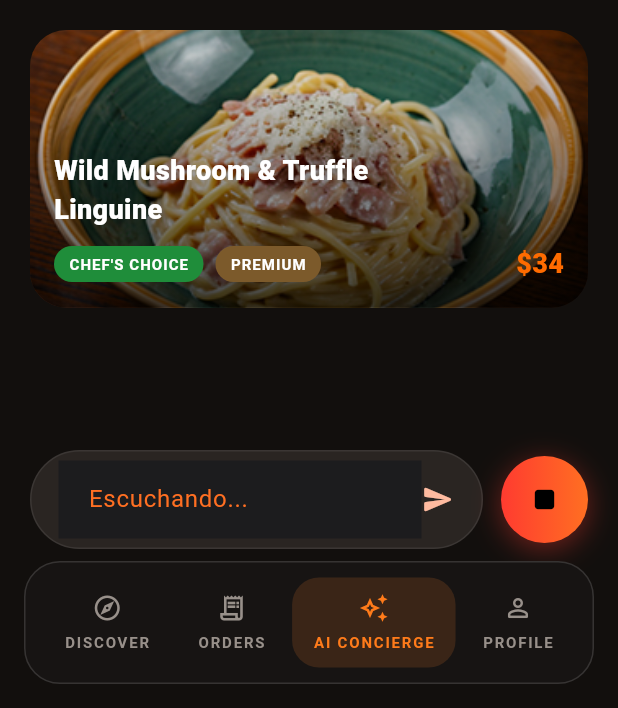
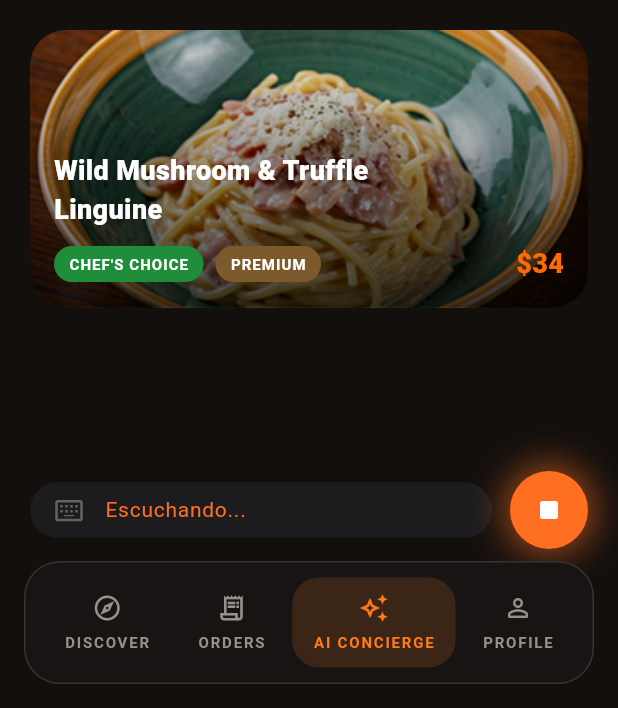
Before and after one commit to Jack-Limas/mobil_ordenow, a Flutter app: the CustomerAppScreen screen opened directly, item 3 of the bottom bar chosen, after a tap on the "mic" icon, on a phone screen of 412 x 824 dp, the part 528-1236 px from its top. Run offline on Flutter 3.47's test engine with Material 3 defaults, Android fonts, the phone set to English and light mode, and no system bars; our stand-ins replace flutter_dotenv, flutter_tts, hive_flutter, speech_to_text, supabase_flutter; accounts and stored records are empty; network calls fail.

Commit message:
feat(widget): rediseñar ai_chat_box con icono teclado y callback onListeningChanged

```diff
--- a/lib/presentation/widgets/ai_chat_box.dart
+++ b/lib/presentation/widgets/ai_chat_box.dart
@@ -5,13 +5,15 @@ class AiChatBox extends StatefulWidget {
   const AiChatBox({
     super.key,
     required this.onSend,
-    this.hintText = 'Describe un sabor o antojo...',
+    this.hintText = 'Habla o escribe aquí...',
     this.isLoading = false,
+    this.onListeningChanged,
   });
 
   final Future<void> Function(String prompt) onSend;
   final String hintText;
   final bool isLoading;
+  final ValueChanged<bool>? onListeningChanged;
 
   @override
   State<AiChatBox> createState() => _AiChatBoxState();
@@ -31,28 +33,27 @@ class _AiChatBoxState extends State<AiChatBox> {
 
   Future<void> _initSpeech() async {
     final available = await _speech.initialize(
-      onError: (_) => setState(() => _isListening = false),
+      onError: (_) => _setListening(false),
       onStatus: (status) {
-        if (status == 'done' || status == 'notListening') {
-          setState(() => _isListening = false);
-        }
+        if (status == 'done' || status == 'notListening') _setListening(false);
       },
     );
-    if (mounted) {
-      setState(() => _speechAvailable = available);
-    }
+    if (mounted) setState(() => _speechAvailable = available);
+  }
+
+  void _setListening(bool value) {
+    setState(() => _isListening = value);
+    widget.onListeningChanged?.call(value);
   }
 
   Future<void> _toggleListening() async {
     if (!_speechAvailable) return;
-
     if (_isListening) {
       await _speech.stop();
-      setState(() => _isListening = false);
+      _setListening(false);
       return;
     }
-
-    setState(() => _isListening = true);
+    _setListening(true);
     await _speech.listen(
       onResult: (result) {
         setState(() {
@@ -88,40 +89,38 @@ class _AiChatBoxState extends State<AiChatBox> {
       children: [
         Expanded(
           child: Container(
-            padding: const EdgeInsets.symmetric(horizontal: 18, vertical: 6),
+            padding: const EdgeInsets.symmetric(horizontal: 16, vertical: 8),
             decoration: BoxDecoration(
-              color: const Color(0xFF2A2522),
-              borderRadius: BorderRadius.circular(999),
-              border: Border.all(
-                color: Colors.white.withValues(alpha: 0.08),
-              ),
+              color: const Color(0xFF1C1C1E),
+              borderRadius: BorderRadius.circular(24),
             ),
             child: Row(
               children: [
+                const Icon(
+                  Icons.keyboard_alt_outlined,
+                  color: Color(0xFF636366),
+                  size: 20,
+                ),
+                const SizedBox(width: 10),
                 Expanded(
                   child: TextField(
                     controller: _controller,
-                    style: const TextStyle(color: Colors.white),
+                    style: const TextStyle(color: Colors.white, fontSize: 14),
                     onSubmitted: (_) => _send(),
                     decoration: InputDecoration(
                       border: InputBorder.none,
-                      hintText: _isListening ? 'Escuchando...' : widget.hintText,
+                      isDense: true,
+                      contentPadding: EdgeInsets.zero,
+                      hintText: _isListening
+                          ? 'Escuchando...'
+                          : widget.hintText,
                       hintStyle: TextStyle(
                         color: _isListening
                             ? const Color(0xFFFF6F22)
-                            : const Color(0xFF8A7E76),
+                            : const Color(0xFF636366),
+                        fontSize: 14,
                       ),
                     ),
-                  ),
-                ),
-                GestureDetector(
-                  onTap: _send,
-                  child: Icon(
-                    Icons.send_rounded,
-                    color: widget.isLoading
-                        ? const Color(0xFF4A4A4A)
-                        : const Color(0xFFFFBBA0),
-                    size: 22,
                   ),
                 ),
               ],
@@ -130,40 +129,34 @@ class _AiChatBoxState extends State<AiChatBox> {
         ),
         const SizedBox(width: 12),
         GestureDetector(
+          onTap: _toggleListening,
           onLongPressStart: (_) => _toggleListening(),
           onLongPressEnd: (_) async {
             if (_isListening) {
               await _speech.stop();
-              setState(() => _isListening = false);
+              _setListening(false);
             }
           },
-          onTap: _toggleListening,
           child: AnimatedContainer(
             duration: const Duration(milliseconds: 200),
-            width: 58,
-            height: 58,
+            width: 52,
+            height: 52,
             decoration: BoxDecoration(
               shape: BoxShape.circle,
-              gradient: LinearGradient(
-                colors: _isListening
-                    ? const [Color(0xFFFF3B30), Color(0xFFFF6F22)]
-                    : const [Color(0xFFFFA167), Color(0xFFFF6B00)],
-              ),
+              color: const Color(0xFFFF6F22),
               boxShadow: [
                 BoxShadow(
-                  color: (_isListening
-                          ? const Color(0xFFFF3B30)
-                          : const Color(0xFFFF6F22))
-                      .withValues(alpha: 0.40),
-                  blurRadius: _isListening ? 16 : 8,
-                  offset: const Offset(0, 4),
+                  color: const Color(0xFFFF6F22)
+                      .withValues(alpha: _isListening ? 0.6 : 0.25),
+                  blurRadius: _isListening ? 20 : 8,
+                  spreadRadius: _isListening ? 4 : 0,
                 ),
               ],
             ),
             child: Icon(
               _isListening ? Icons.stop_rounded : Icons.mic_rounded,
-              color: Colors.black,
-              size: 26,
+              color: Colors.white,
+              size: 24,
             ),
           ),
         ),
```
